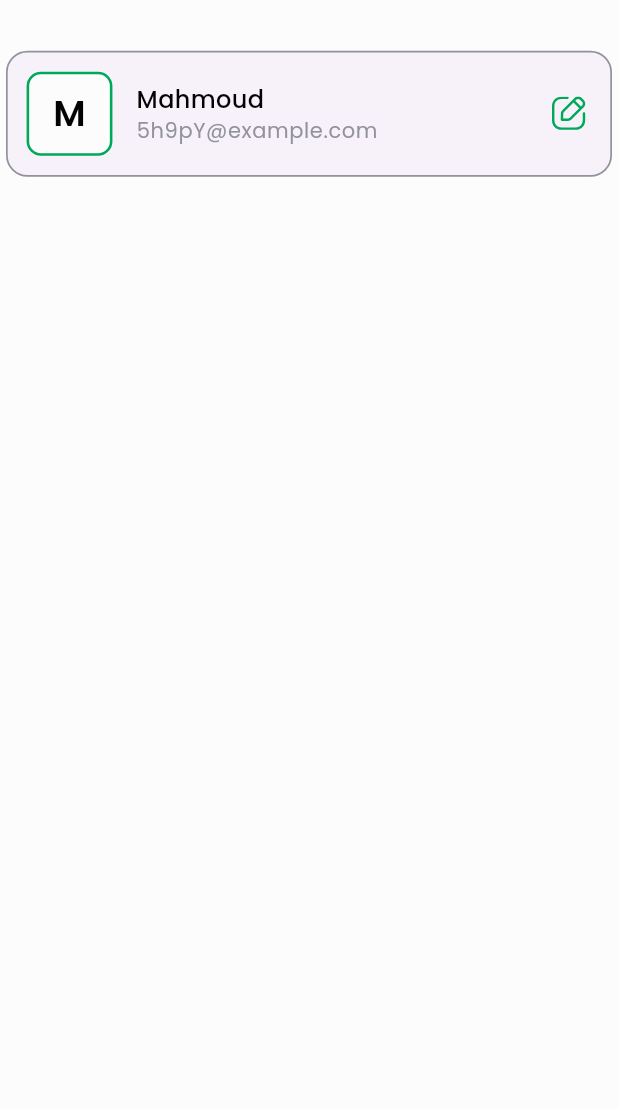
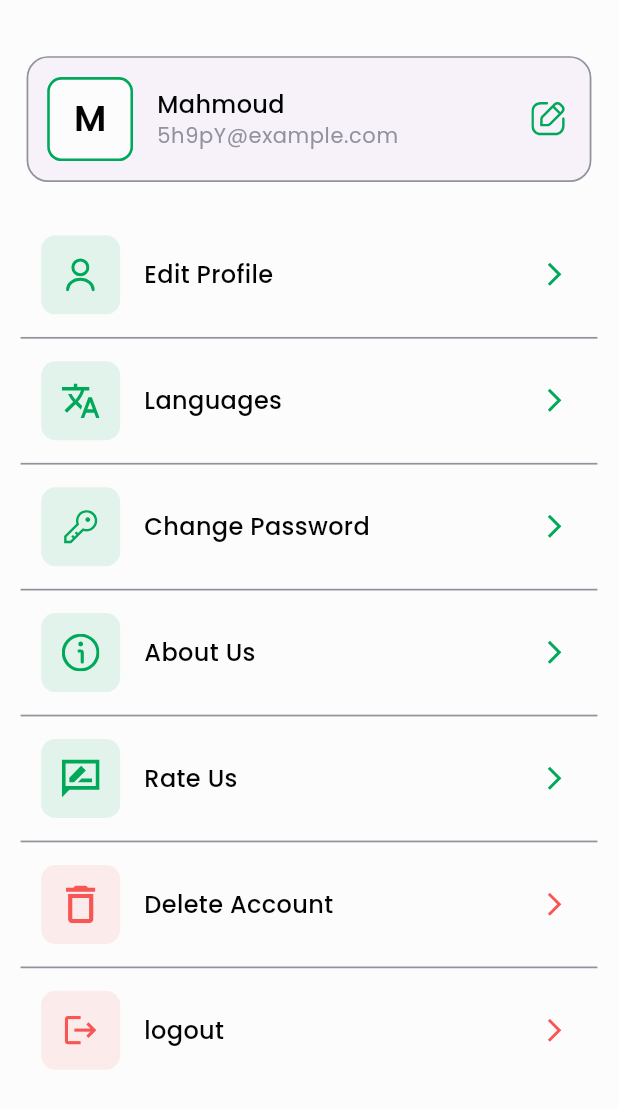
Before and after one commit to greenearth266/Dr.Ai, a Flutter app: the AccountScreen screen opened directly, on a phone screen of 412 x 824 dp. Shown: the top 1109 px of the screen. Run offline on Flutter 3.47's test engine with Material 3 defaults, Android fonts, the phone set to English and light mode, and no system bars; our stand-ins replace animated_bottom_navigation_bar, bloc, cloud_firestore, dio, easy_stepper, firebase_auth and 16 more; missing offline and left inert: flutter_polyline_points; accounts and stored records are empty.

Commit message:
build profile card and custom divider.

```diff
--- a/lib/core/constant/image.dart
+++ b/lib/core/constant/image.dart
@@ -48,6 +48,17 @@ abstract class ImageManager {
   static const String trueIcon = "assets/images/true_icon.svg";
   static const String recordIcon = "assets/images/record_icon.svg";
   static const String editIcon = "assets/images/edit_icon.svg";
+  // static const String logoutIcon = "assets/images/logout_icon.svg";
+  static const String languageIcon = "assets/images/language_icon.svg";
+  static const String rateUsIcon = "assets/images/rate_us_icon.svg";
+  static const String darkModeIcon = "assets/images/dark_mode_icon.svg";
+  static const String deteteAccountIcon  = "assets/images/delete_account_icon.svg";
+  static const String changePasswordIcon  = "assets/images/change_password_icon.svg";
+  static const String aboutUsIcon  = "assets/images/about_us_icon.svg";
+
+
+
+
   //? PNG
   static const String robotIcon = "assets/images/robot.png";
 }
--- a/lib/view/screen/nav_bar/account_screen.dart
+++ b/lib/view/screen/nav_bar/account_screen.dart
@@ -1,3 +1,5 @@
+// ignore_for_file: deprecated_member_use
+
 import 'package:dr_ai/core/constant/color.dart';
 import 'package:dr_ai/core/constant/image.dart';
 import 'package:dr_ai/core/helper/extention.dart';
@@ -6,20 +8,101 @@ import 'package:flutter_screenutil/flutter_screenutil.dart';
 import 'package:flutter_svg/flutter_svg.dart';
 import 'package:gap/gap.dart';
 
+import '../../../core/constant/routes.dart';
+import '../../../core/helper/scaffold_snakbar.dart';
+import '../../../data/service/firebase/firebase_service.dart';
+
 class AccountScreen extends StatelessWidget {
   const AccountScreen({super.key});
 
   @override
   Widget build(BuildContext context) {
+    final divider = Divider(color: ColorManager.grey, thickness: 1.w);
     return Scaffold(
       backgroundColor: context.theme.scaffoldBackgroundColor,
-      body: Center(
-        child: Column(
-          children: [
-           Gap(25.h),
-            _buildUserCard(context),
-          ],
+      body: SingleChildScrollView(
+        child: Padding(
+          padding: EdgeInsets.symmetric(horizontal: 12.w, vertical: 18.h),
+          child: Column(
+            children: [
+              Gap(10.h),
+              _buildUserCard(context),
+              Gap(20.h),
+              _buildProfileCard(context,
+                  title: "Edit Profile", image: ImageManager.userIcon),
+              divider,
+              _buildProfileCard(context,
+                  title: "Languages", image: ImageManager.languageIcon),
+              divider,
+              _buildProfileCard(context,
+                  title: "Change Password",
+                  image: ImageManager.changePasswordIcon),
+              divider,
+              _buildProfileCard(context,
+                  title: "About Us", image: ImageManager.aboutUsIcon),
+              divider,
+              _buildProfileCard(context,
+                  title: "Rate Us", image: ImageManager.rateUsIcon),
+              divider,
+              _buildProfileCard(context,
+                  title: "Delete Account",
+                  image: ImageManager.deteteAccountIcon,
+                  color: ColorManager.error),
+              divider,
+              _buildProfileCard(
+                context,
+                title: "logout",
+                iconData: Icons.logout,
+                color: ColorManager.error,
+                onPressed: () {
+                  FirebaseService.logOut();
+                  customSnackBar(context, "Log out");
+                  Navigator.pushNamedAndRemoveUntil(
+                      context, RouteManager.login, (route) => false);
+                },
+              ),
+            ],
+          ),
         ),
+      ),
+    );
+  }
+
+  Widget _buildProfileCard(BuildContext context,
+      {required String title,
+      String? image,
+      Color? color,
+      IconData? iconData,
+      VoidCallback? onPressed}) {
+    return ListTile(
+      contentPadding:
+          EdgeInsets.only(left: 12.w, right: 4.w, bottom: 5.h, top: 5.h),
+      title: Text(title, style: context.textTheme.bodyMedium),
+      trailing: IconButton(
+        onPressed: onPressed,
+        icon: Icon(Icons.arrow_forward_ios,
+            size: 16.r, grade: 60, color: color ?? ColorManager.green),
+      ),
+      leading: Container(
+        width: 46.w,
+        height: 46.w,
+        decoration: BoxDecoration(
+            color: (color ?? ColorManager.green).withOpacity(0.1),
+            borderRadius: BorderRadius.circular(8.dm)),
+        alignment: Alignment.center,
+        padding: EdgeInsets.all(12.w),
+        child: iconData == null
+            ? SvgPicture.asset(
+                image!,
+                color: color ?? ColorManager.green,
+                width: 24.w,
+                height: 24.w,
+              )
+            : Icon(
+                iconData,
+                color: ColorManager.error,
+                size: 22.r,
+              ),
       ),
     );
   }
@@ -39,7 +122,10 @@ class AccountScreen extends StatelessWidget {
           decoration: BoxDecoration(
             color: ColorManager.white,
             borderRadius: BorderRadius.circular(8.dm),
-            border: Border.all(width: 1.5.w, color: ColorManager.green),
+            border: Border.all(
+              width: 1.5.w,
+              color: ColorManager.green,
+            ),
           ),
           child: Text(
             "M",
```
Also changed, not shown: assets/images/about_us_icon.svg (added), assets/images/change_password_icon.svg (added), assets/images/dark_mode_icon.svg (added), assets/images/delete_account_icon.svg (added), assets/images/language_icon.svg (added), assets/images/logout_icon.svg (added), assets/images/logout_icon_2.svg (added), assets/images/rate_us_icon.svg (added).
